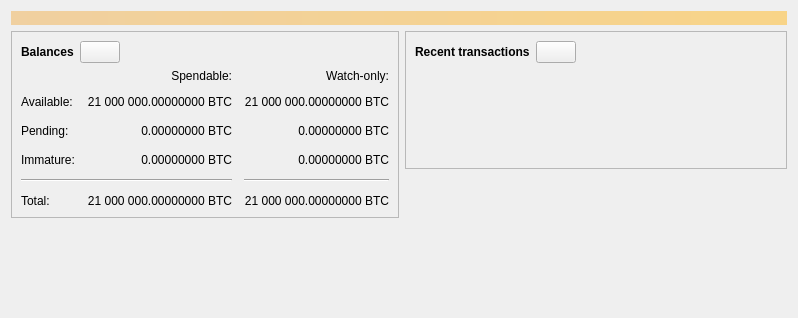
This is src/qt/forms/overviewpage.ui in aixcoin-core/gui-qml as Qt 5 draws it before an edit. The edited form follows.
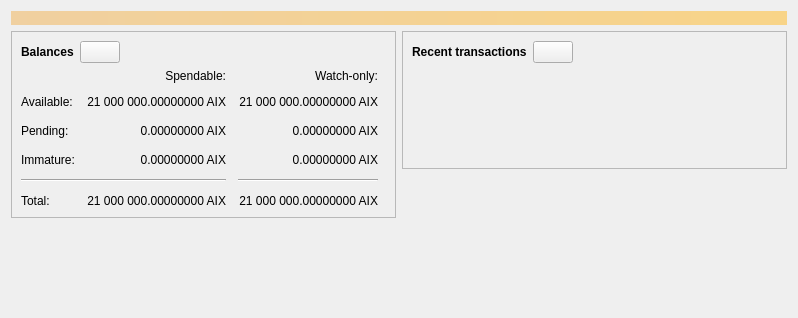
This is the edited form. Icons and pictures are not drawn. Custom widgets are drawn as their Qt base class.

Patch:
```diff
--- a/src/qt/forms/overviewpage.ui
+++ b/src/qt/forms/overviewpage.ui
@@ -120,7 +120,7 @@
                <string>Unconfirmed transactions to watch-only addresses</string>
               </property>
               <property name="text">
-               <string notr="true">0.00000000 BTC</string>
+               <string notr="true">0.00000000 AIX</string>
               </property>
               <property name="alignment">
                <set>Qt::AlignRight|Qt::AlignTrailing|Qt::AlignVCenter</set>
@@ -139,7 +139,7 @@
                <string>Total of transactions that have yet to be confirmed, and do not yet count toward the spendable balance</string>
               </property>
               <property name="text">
-               <string notr="true">0.00000000 BTC</string>
+               <string notr="true">0.00000000 AIX</string>
               </property>
               <property name="alignment">
                <set>Qt::AlignRight|Qt::AlignTrailing|Qt::AlignVCenter</set>
@@ -158,7 +158,7 @@
                <string>Mined balance in watch-only addresses that has not yet matured</string>
               </property>
               <property name="text">
-               <string notr="true">0.00000000 BTC</string>
+               <string notr="true">0.00000000 AIX</string>
               </property>
               <property name="alignment">
                <set>Qt::AlignRight|Qt::AlignTrailing|Qt::AlignVCenter</set>
@@ -210,7 +210,7 @@
                <string>Mined balance that has not yet matured</string>
               </property>
               <property name="text">
-               <string notr="true">0.00000000 BTC</string>
+               <string notr="true">0.00000000 AIX</string>
               </property>
               <property name="alignment">
                <set>Qt::AlignRight|Qt::AlignTrailing|Qt::AlignVCenter</set>
@@ -249,7 +249,7 @@
                <string>Your current total balance</string>
               </property>
               <property name="text">
-               <string notr="true">21 000 000.00000000 BTC</string>
+               <string notr="true">21 000 000.00000000 AIX</string>
               </property>
               <property name="alignment">
                <set>Qt::AlignRight|Qt::AlignTrailing|Qt::AlignVCenter</set>
@@ -268,7 +268,7 @@
                <string>Current total balance in watch-only addresses</string>
               </property>
               <property name="text">
-               <string notr="true">21 000 000.00000000 BTC</string>
+               <string notr="true">21 000 000.00000000 AIX</string>
               </property>
               <property name="alignment">
                <set>Qt::AlignRight|Qt::AlignTrailing|Qt::AlignVCenter</set>
@@ -304,7 +304,7 @@
                <string>Your current spendable balance</string>
               </property>
               <property name="text">
-               <string notr="true">21 000 000.00000000 BTC</string>
+               <string notr="true">21 000 000.00000000 AIX</string>
               </property>
               <property name="alignment">
                <set>Qt::AlignRight|Qt::AlignTrailing|Qt::AlignVCenter</set>
@@ -323,7 +323,7 @@
                <string>Your current balance in watch-only addresses</string>
               </property>
               <property name="text">
-               <string notr="true">21 000 000.00000000 BTC</string>
+               <string notr="true">21 000 000.00000000 AIX</string>
               </property>
               <property name="alignment">
                <set>Qt::AlignRight|Qt::AlignTrailing|Qt::AlignVCenter</set>
```
